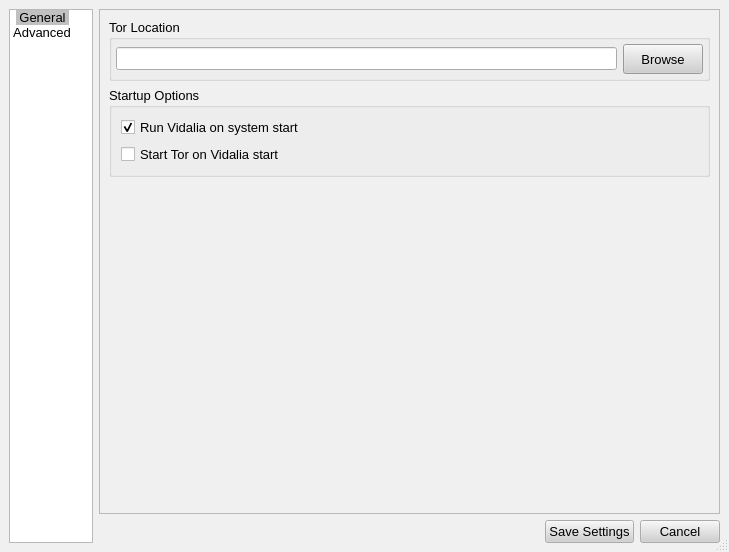
First picture: the form in src/gui/configdialog/configdialog.ui, repository a-ilin/vidalia, before the edit.
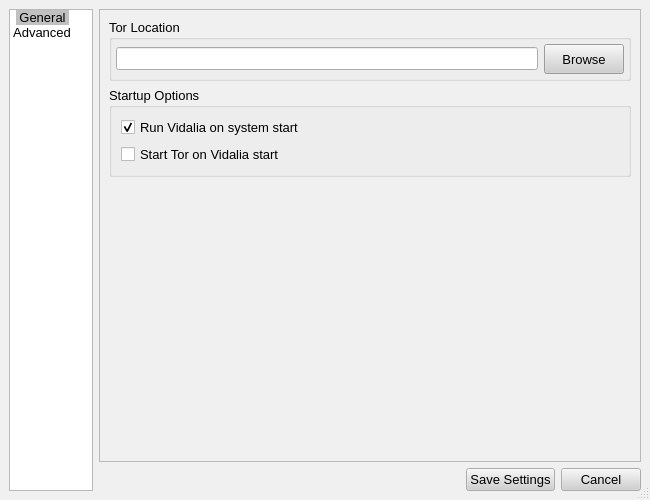
Second picture: the form after the edit. The open tabs and pages were chosen to show the change. Icons and pictures are not drawn.

Commit message:
Give the config dialog a reasonable minimum size.
svn:r267

```diff
--- a/src/gui/configdialog/configdialog.ui
+++ b/src/gui/configdialog/configdialog.ui
@@ -8,14 +8,14 @@
    <rect>
     <x>0</x>
     <y>0</y>
-    <width>729</width>
-    <height>552</height>
+    <width>650</width>
+    <height>500</height>
    </rect>
   </property>
   <property name="minimumSize" >
    <size>
-    <width>350</width>
-    <height>275</height>
+    <width>650</width>
+    <height>500</height>
    </size>
   </property>
   <property name="palette" >
```
Left out of the diff: 2 changed lines with no effect on the pictures.
